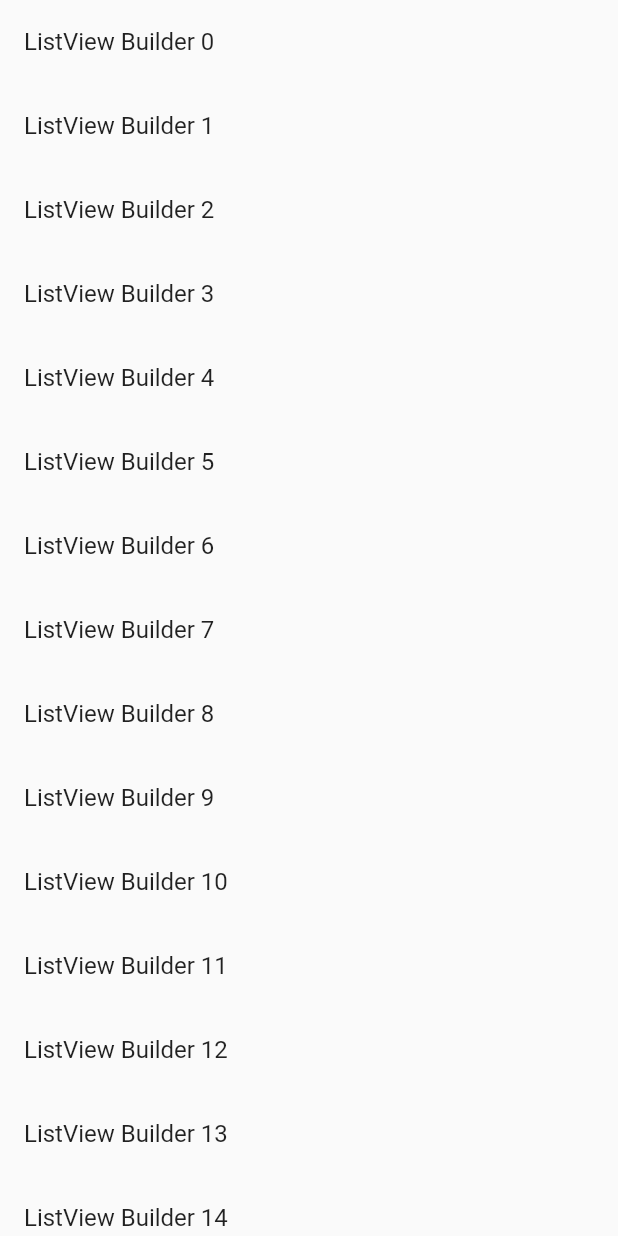
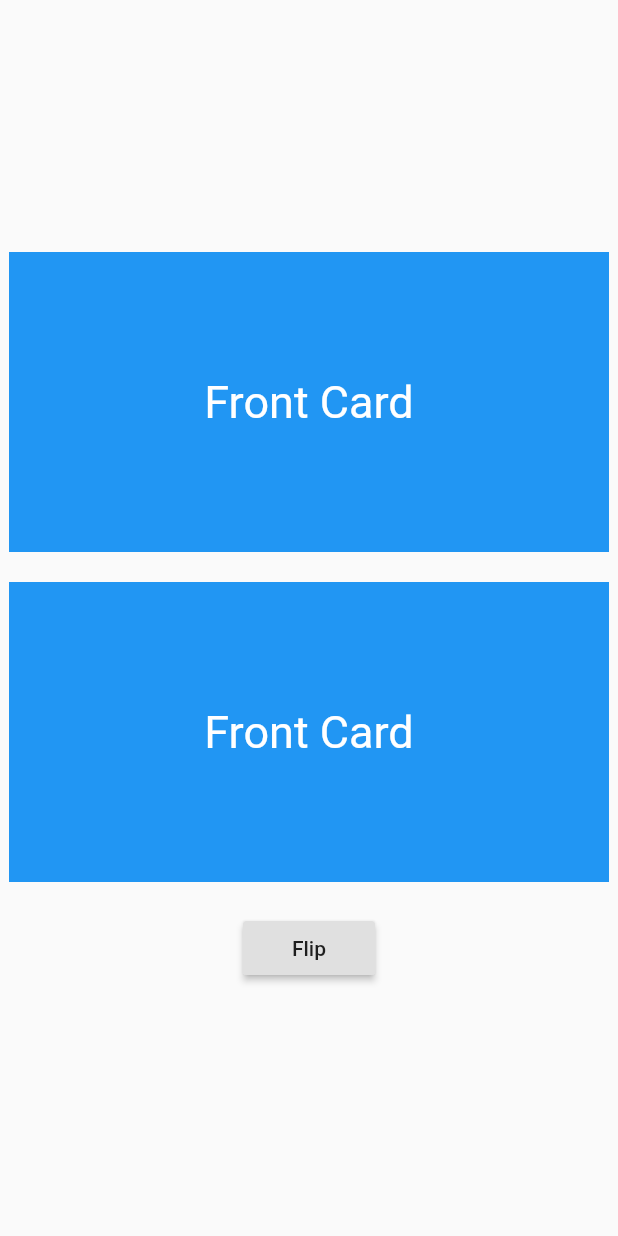
Before and after one commit to ThiagoEvoa/flutter_examples, a Flutter app: the screen it shows after launch, on a phone screen of 412 x 824 dp. Run offline on Flutter 3.47's test engine with Material 2 defaults, Android fonts, the phone set to English and light mode, and no system bars; drawn by our look-alikes of flip_card.

Commit message:
Commit flipcard

```diff
--- a/example/lib/main.dart
+++ b/example/lib/main.dart
@@ -1,5 +1,6 @@
 import 'dart:io';
 
+import 'package:flip_card/flip_card.dart';
 import 'package:flutter/material.dart';
 
 void main() => runApp(MyApp());
@@ -23,24 +24,76 @@ class MyHomePage extends StatefulWidget {
 }
 
 class _MyHomePageState extends State<MyHomePage> {
-  final items = List<String>.generate(20, (index) => "ListView Builder $index");
-
-  Future<void> _myFunction() async {
-    await Future.delayed(Duration(seconds: 3));
-  }
+  GlobalKey<FlipCardState> _cardKey = GlobalKey<FlipCardState>();
 
   @override
   Widget build(BuildContext context) {
     return Material(
-      child: RefreshIndicator(
-        onRefresh: _myFunction,
-        child: ListView.builder(
-          itemCount: items.length,
-          itemBuilder: (context, index) {
-            return ListTile(
-              title: Text(items[index]),
-            );
-          },
+      child: Center(
+        child: Column(
+          mainAxisAlignment: MainAxisAlignment.center,
+          children: <Widget>[
+            Padding(
+              padding: const EdgeInsets.only(bottom: 20),
+              child: FlipCard(
+                direction: FlipDirection.VERTICAL,
+                front: Container(
+                  height: 200,
+                  width: 400,
+                  color: Colors.blue,
+                  alignment: Alignment.center,
+                  child: Text(
+                    'Front Card',
+                    style: TextStyle(color: Colors.white, fontSize: 30),
+                  ),
+                ),
+                back: Container(
+                  height: 200,
+                  width: 400,
+                  color: Colors.blue,
+                  alignment: Alignment.center,
+                  child: Text(
+                    'Front Card',
+                    style: TextStyle(color: Colors.white, fontSize: 30),
+                  ),
+                ),
+              ),
+            ),
+            FlipCard(
+              key: _cardKey,
+              flipOnTouch: false,
+              direction: FlipDirection.HORIZONTAL,
+              front: Container(
+                height: 200,
+                width: 400,
+                color: Colors.blue,
+                alignment: Alignment.center,
+                child: Text(
+                  'Front Card',
+                  style: TextStyle(color: Colors.white, fontSize: 30),
+                ),
+              ),
+              back: Container(
+                height: 200,
+                width: 400,
+                color: Colors.blue,
+                alignment: Alignment.center,
+                child: Text(
+                  'Front Card',
+                  style: TextStyle(color: Colors.white, fontSize: 30),
+                ),
+              ),
+            ),
+            Padding(
+              padding: EdgeInsets.only(top: 20),
+              child: RaisedButton(
+                onPressed: () {
+                  _cardKey.currentState.toggleCard();
+                },
+                child: Text('Flip'),
+              ),
+            ),
+          ],
         ),
       ),
     );
--- a/example/pubspec.yaml
+++ b/example/pubspec.yaml
@@ -19,6 +19,7 @@ environment:
 dependencies:
   flutter:
     sdk: flutter
+  flip_card: ^0.4.4
 
   # The following adds the Cupertino Icons font to your application.
   # Use with the CupertinoIcons class for iOS style icons.
```
Also changed, not shown: example/pubspec.lock, 1 other file.
